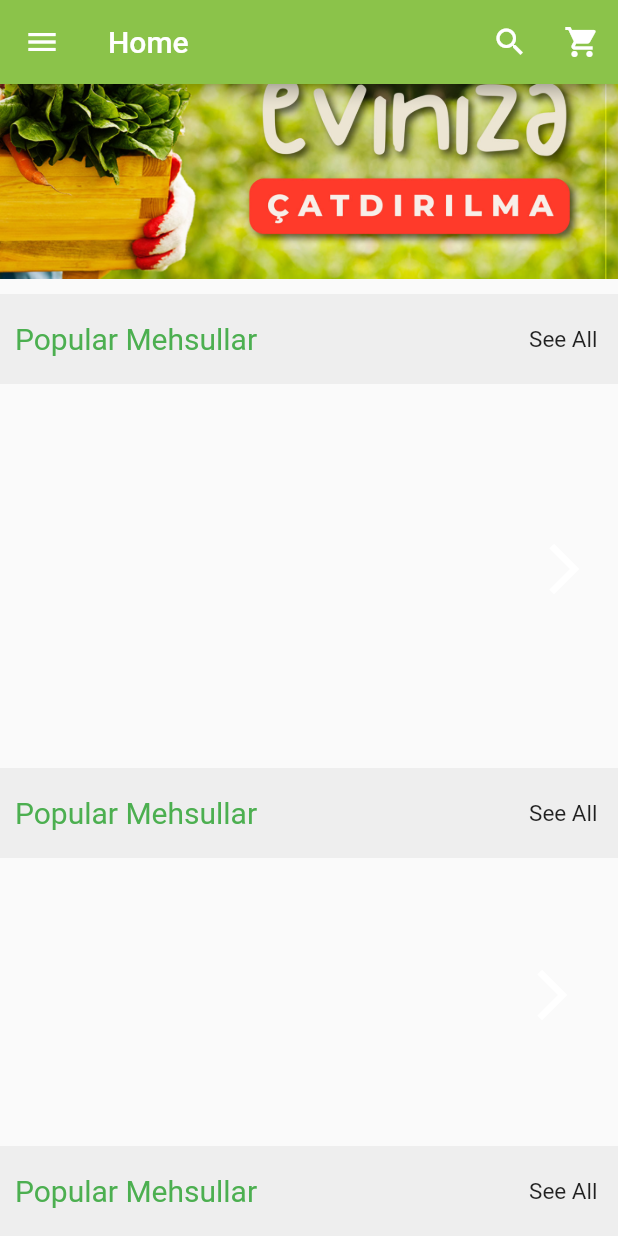
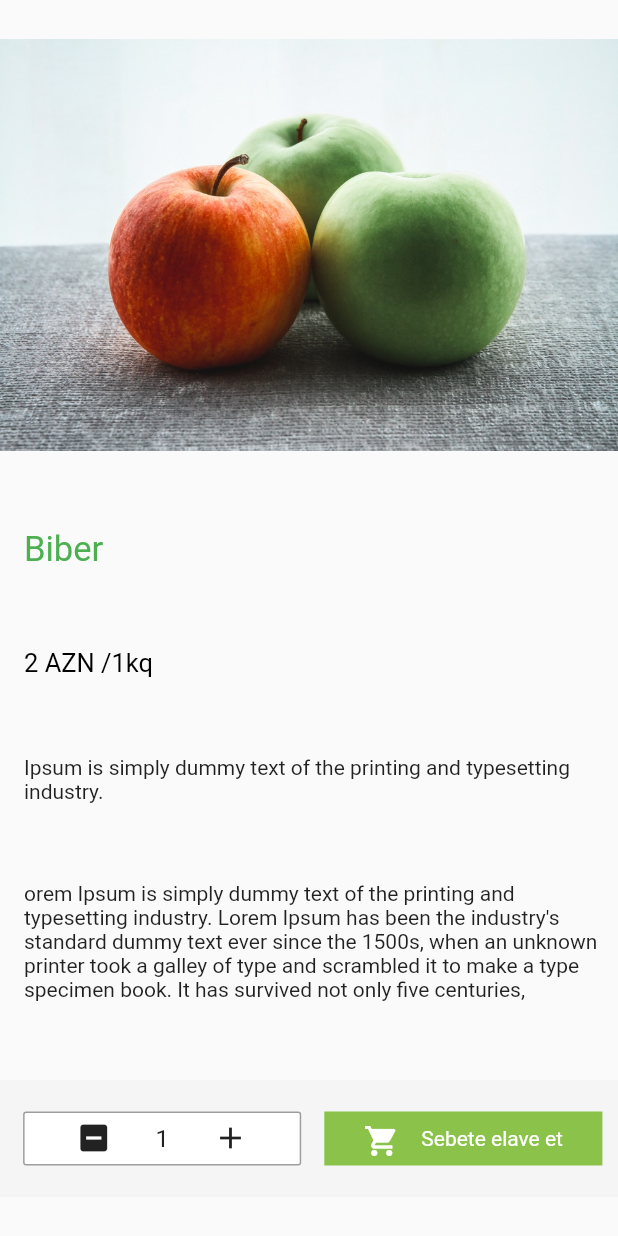
Before and after one commit to konuleminova/redux_sign_in_demo, a Flutter app: the HomePage screen opened by its route, scrolled down 70 dp, after a tap on the "arrow forward ios" icon, on a phone screen of 412 x 824 dp. Run offline on Flutter 3.47's test engine with Material 2 defaults, Android fonts, the phone set to English and light mode, and no system bars; our stand-ins replace flutter_redux, redux, redux_thunk, shared_preferences; accounts and stored records are empty.

Commit message:
added product detail page

```diff
--- a/lib/main.dart
+++ b/lib/main.dart
@@ -6,6 +6,7 @@ import 'package:redux_sign_in/ui/page/checkout.dart';
 import 'package:redux_sign_in/ui/page/home.dart';
 import 'package:redux_sign_in/ui/page/index.dart';
 import 'package:redux_sign_in/ui/page/login.dart';
+import 'package:redux_sign_in/ui/page/product_detail.dart';
 import 'package:redux_sign_in/ui/page/register.dart';
 import 'package:redux_sign_in/data/model/app_state.dart';
 import 'package:redux/redux.dart';
@@ -33,7 +34,8 @@ class MyApp extends StatelessWidget {
           "/register": (BuildContext context) => RegisterPage(),
           "/home": (BuildContext context) => HomePage(),
           "/shopping_cart": (BuildContext context) => ShoppingCartPage(),
-          "/checkout": (BuildContext context) => CheckoutPage()
+          "/checkout": (BuildContext context) => CheckoutPage(),
+          "/product_detail": (BuildContext context) => ProductDetailPage()
         },
       ),
     );
--- a/lib/ui/page/home.dart
+++ b/lib/ui/page/home.dart
@@ -29,7 +29,7 @@ class HomePageState extends State<HomePage> {
   final dataKey = new GlobalKey();
   int index = 4;
 
-  var increment=1;
+  var increment = 1;
 
   @override
   void initState() {
@@ -184,7 +184,7 @@ class HomePageState extends State<HomePage> {
               child: new Text(
                 "Popular Mehsullar ",
                 textAlign: TextAlign.left,
-                style: new TextStyle(fontSize: 20,color: Colors.green),
+                style: new TextStyle(fontSize: 20, color: Colors.green),
               ),
               alignment: AlignmentDirectional.centerStart,
             ),
@@ -200,7 +200,11 @@ class HomePageState extends State<HomePage> {
         ),
       );
 
-  _itemList() => Container(
+  _itemList() => GestureDetector(
+        onTap: () {
+          Navigator.pushNamed(context, "/product_detail");
+        },
+        child: Container(
           margin: EdgeInsets.all(8),
           child: new SizedBox(
             height: 230,
@@ -210,7 +214,8 @@ class HomePageState extends State<HomePage> {
                     child: new ListView.builder(
                   scrollDirection: Axis.horizontal,
                   controller: _scrollController,
-                itemBuilder: (BuildContext context, int index) => new Container(
+                  itemBuilder: (BuildContext context, int index) =>
+                      new Container(
                           width: 140,
                           height: 150,
                           child: new Card(
@@ -220,7 +225,8 @@ class HomePageState extends State<HomePage> {
                               ),
                               child: ClipRect(
                                 child: new Column(
-                            mainAxisAlignment: MainAxisAlignment.spaceEvenly,
+                                  mainAxisAlignment:
+                                      MainAxisAlignment.spaceEvenly,
                                   crossAxisAlignment: CrossAxisAlignment.center,
                                   children: <Widget>[
                                     new SizedBox(
@@ -238,7 +244,8 @@ class HomePageState extends State<HomePage> {
                                       ),
                                     ),
                                     new Container(
-                                  margin: EdgeInsets.only(right: 4, left: 4),
+                                        margin:
+                                            EdgeInsets.only(right: 4, left: 4),
                                         child: _updateContainer(
                                             campaignList[index].status, index)),
                                   ],
@@ -264,6 +271,7 @@ class HomePageState extends State<HomePage> {
                       }),
                 )
               ],
+            ),
           ),
         ),
       );
@@ -425,14 +433,13 @@ class HomePageState extends State<HomePage> {
                     mainAxisAlignment: MainAxisAlignment.spaceEvenly,
                     children: <Widget>[
                       new GestureDetector(
-
                         child: new Icon(Icons.indeterminate_check_box),
-                        onTap: (){
+                        onTap: () {
                           setState(() {
-                            increment=increment-1;
-                            if(increment<1){
+                            increment = increment - 1;
+                            if (increment < 1) {
                               campaignList[index].status = false;
-                              increment=1;
+                              increment = 1;
                             }
                           });
                         },
@@ -441,12 +448,11 @@ class HomePageState extends State<HomePage> {
                         increment.toString(),
                         style: new TextStyle(fontSize: 18),
                       ),
-
                       new GestureDetector(
                         child: new Icon(Icons.add),
-                        onTap: (){
+                        onTap: () {
                           setState(() {
-                            increment=increment+1;
+                            increment = increment + 1;
                           });
                         },
                       ),
--- /dev/null
+++ b/lib/ui/page/product_detail.dart
@@ -0,0 +1,147 @@
+import 'package:flutter/material.dart';
+import 'package:flutter_redux/flutter_redux.dart';
+import 'package:redux/redux.dart';
+import 'package:redux_sign_in/data/model/app_state.dart';
+import 'package:redux_sign_in/data/viewmodel/shopping_cart_viewmodel.dart';
+
+class ProductDetailPage extends StatefulWidget {
+  @override
+  State<StatefulWidget> createState() {
+    // TODO: implement createState
+    return new ProductDetailState();
+  }
+}
+
+class ProductDetailState extends State<ProductDetailPage> {
+  var increment = 1;
+  double width;
+
+  @override
+  Widget build(BuildContext context) {
+    width = MediaQuery.of(context).size.width;
+    // TODO: implement build
+    return StoreConnector(
+      converter: (Store<AppState> store) => ShoppingCartViewModel.create(store),
+      // onInit: (store) {},
+      builder: (BuildContext context, ShoppingCartViewModel viewModel) {
+        return new Scaffold(
+            body: new Column(
+          crossAxisAlignment: CrossAxisAlignment.start,
+          mainAxisAlignment: MainAxisAlignment.spaceAround,
+          children: <Widget>[
+            new Container(
+              child: new Image(image: AssetImage('images/img3.jpg')),
+            ),
+            new Container(
+              margin: EdgeInsets.only(left: 16),
+              child: new Text(
+                "Biber ",
+                style: TextStyle(color: Colors.green, fontSize: 23),
+              ),
+            ),
+            new Container(
+              child: new Text(
+                "2 AZN /1kq",
+                style: TextStyle(color: Colors.black, fontSize: 17),
+              ),
+              margin: EdgeInsets.only(left: 16),
+            ),
+            new Container(
+              child: new Text(
+                  "Ipsum is simply dummy text of the printing and typesetting industry."),
+              margin: EdgeInsets.only(left: 16),
+            ),
+            new Container(
+              margin: EdgeInsets.only(left: 16),
+              child: new Text(
+                  "orem Ipsum is simply dummy text of the printing and typesetting industry."
+                  " Lorem Ipsum has been the industry's standard dummy text ever since the "
+                  "1500s, when an unknown printer took a galley of type and scrambled it to make a "
+                  "type specimen book. It has survived not only five centuries, "),
+            ),
+            new Container(
+              color: Colors.grey[100],
+              padding: EdgeInsets.only(top: 16, bottom: 16),
+              child: new Row(
+                mainAxisAlignment: MainAxisAlignment.spaceEvenly,
+                children: <Widget>[
+                  new Container(
+                    width: width * 0.45,
+                    padding: EdgeInsets.all(5),
+                    margin: EdgeInsets.all(5),
+                    decoration: new BoxDecoration(
+                        borderRadius: BorderRadius.circular(2),
+                        color: Colors.white,
+                        border: Border.all(color: Colors.grey)),
+                    alignment: Alignment.topRight,
+                    child: new Row(
+                      crossAxisAlignment: CrossAxisAlignment.center,
+                      mainAxisAlignment: MainAxisAlignment.spaceEvenly,
+                      children: <Widget>[
+                        new GestureDetector(
+                          child: new Icon(Icons.indeterminate_check_box),
+                          onTap: () {
+                            setState(() {
+                              if (increment > 0) {
+                                increment = increment - 1;
+                              }
+                            });
+                          },
+                        ),
+                        new Text(
+                          increment.toString(),
+                          style: new TextStyle(fontSize: 16),
+                        ),
+                        new GestureDetector(
+                          child: new Icon(Icons.add),
+                          onTap: () {
+                            setState(() {
+                              increment = increment + 1;
+                            });
+                          },
+                        ),
+                      ],
+                    ),
+                  ),
+                  new GestureDetector(
+                    child: new Container(
+                      width: width * 0.45,
+                      child: new Container(
+                        padding: EdgeInsets.all(8),
+                        color: Colors.lightGreen,
+                        child: new Row(
+                          mainAxisAlignment: MainAxisAlignment.spaceEvenly,
+                          children: <Widget>[
+                            new SizedBox(
+                              child: new Icon(
+                                Icons.shopping_cart,
+                                color: Colors.white,
+                              ),
+                              height: 20,
+                              width: 20,
+                            ),
+                            new Container(
+                              child: new Text(
+                                "Sebete elave et",
+                                style: TextStyle(
+                                    color: Colors.white, fontSize: 14),
+                              ),
+                            )
+                          ],
+                        ),
+                      ),
+                      alignment: Alignment.topRight,
+                    ),
+                    onTap: () {
+                      setState(() {});
+                    },
+                  )
+                ],
+              ),
+            )
+          ],
+        ));
+      },
+    );
+  }
+}
```
Lines whose indentation alone changed are shown as unchanged.
